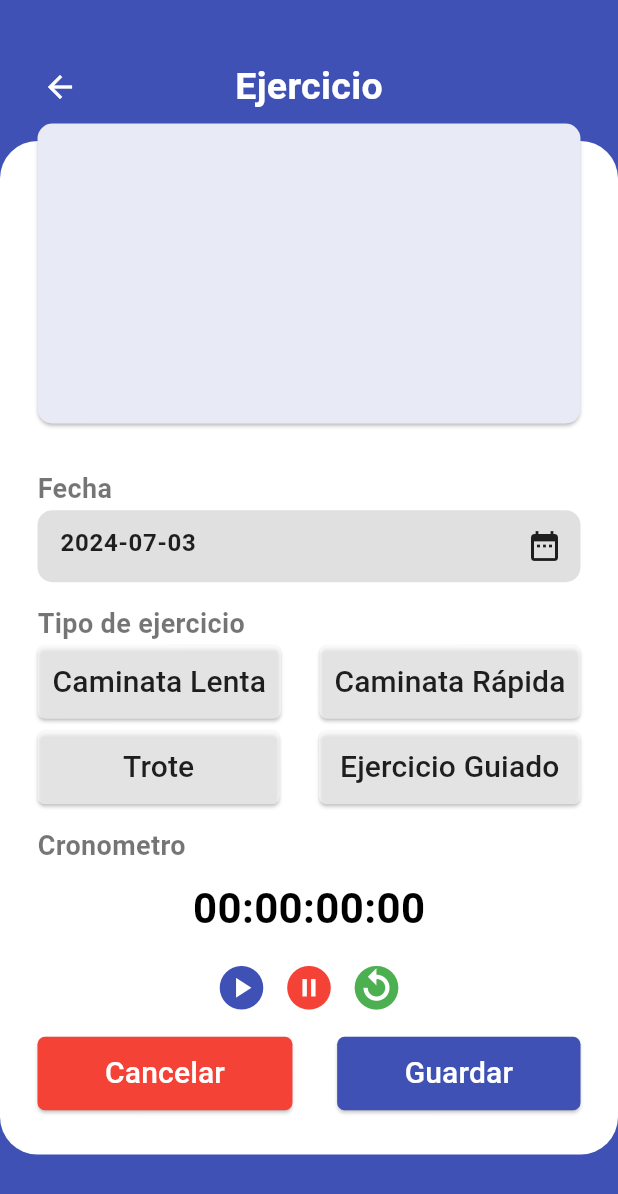
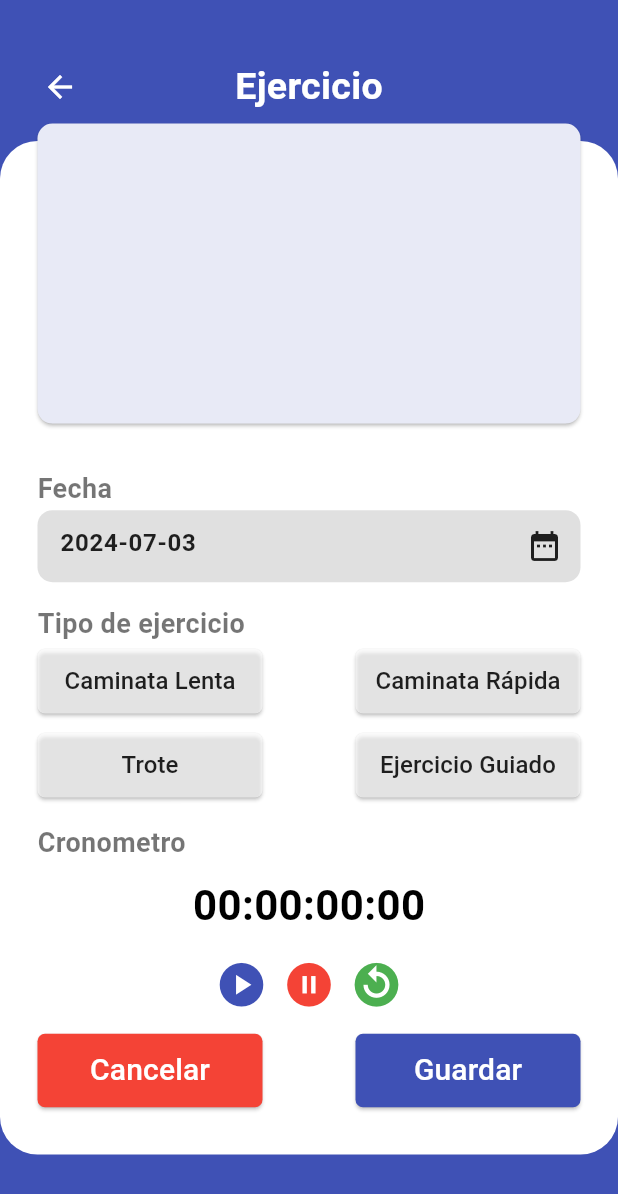
Before and after one commit to Juan-Jose21/app-movil-vida-saludable, a Flutter app: the RegisterExercisePage screen opened directly, on a phone screen of 412 x 824 dp. Shown: the top 1194 px of the screen. Run offline on Flutter 3.47's test engine with Material 3 defaults, Android fonts, the phone set to English and light mode, and no system bars; our stand-ins replace fl_chart, flutter_local_notifications, get, get_storage, permission_handler, shared_preferences and 1 more; accounts and stored records are empty.

Commit message:
arreglos de disenio de todos los requeridos

```diff
--- a/lib/src/pages/register_habits/register_dream_page.dart
+++ b/lib/src/pages/register_habits/register_dream_page.dart
@@ -410,10 +410,11 @@ class RegisterDreamPage extends StatelessWidget {
       },
       style: ElevatedButton.styleFrom(
         backgroundColor: Colors.indigo,
-        padding: EdgeInsets.symmetric(vertical: 10, horizontal: 45),
+        padding: EdgeInsets.symmetric(vertical: 10),
         shape: RoundedRectangleBorder(
           borderRadius: BorderRadius.circular(5.0),
         ),
+        minimumSize: Size(150, 0),
       ),
       child: Text(
         'Guardar',
@@ -432,10 +433,11 @@ class RegisterDreamPage extends StatelessWidget {
       },
       style: ElevatedButton.styleFrom(
         backgroundColor: Colors.red,
-        padding: EdgeInsets.symmetric(vertical: 10, horizontal: 45),
+        padding: EdgeInsets.symmetric(vertical: 10),
         shape: RoundedRectangleBorder(
           borderRadius: BorderRadius.circular(5.0),
         ),
+        minimumSize: Size(150, 0),
       ),
       child: Text(
         'Cancelar',
--- a/lib/src/pages/register_habits/register_exercise_page.dart
+++ b/lib/src/pages/register_habits/register_exercise_page.dart
@@ -251,16 +251,17 @@ class RegisterExercisePage extends StatelessWidget {
         },
         style: ElevatedButton.styleFrom(
           backgroundColor: controller.buttonColorDesayuno,
-          padding: EdgeInsets.symmetric(vertical: 10, horizontal: 10),
+          padding: EdgeInsets.symmetric(vertical: 10),
           shape: RoundedRectangleBorder(
             borderRadius: BorderRadius.circular(5.0),
           ),
+          minimumSize: Size(150, 0),
         ),
 
         child: Text(
           'Caminata Lenta',
           style: TextStyle(
-            fontSize: 20,
+            fontSize: 16,
             color: controller.textColorDesayuno,
           ),
         ),
@@ -275,15 +276,16 @@ class RegisterExercisePage extends StatelessWidget {
       },
       style: ElevatedButton.styleFrom(
         backgroundColor: controller.buttonColorAlmuerzo,
-        padding: EdgeInsets.symmetric(vertical: 10, horizontal: 10),
+        padding: EdgeInsets.symmetric(vertical: 10),
         shape: RoundedRectangleBorder(
           borderRadius: BorderRadius.circular(5.0),
         ),
+        minimumSize: Size(150, 0),
       ),
       child: Text(
         'Caminata Rápida',
         style: TextStyle(
-          fontSize: 20,
+          fontSize: 16,
           color: controller.textColorAlmuerzo,
         ),
       ),
@@ -298,15 +300,16 @@ class RegisterExercisePage extends StatelessWidget {
       },
       style: ElevatedButton.styleFrom(
         backgroundColor: controller.buttonColorCena,
-        padding: EdgeInsets.symmetric(vertical: 10, horizontal: 57),
+        padding: EdgeInsets.symmetric(vertical: 10),
         shape: RoundedRectangleBorder(
           borderRadius: BorderRadius.circular(5.0),
         ),
+        minimumSize: Size(150, 0),
       ),
       child: Text(
         'Trote',
         style: TextStyle(
-          fontSize: 20,
+          fontSize: 16,
           color: controller.textColorCena,
         ),
       ),
@@ -321,15 +324,16 @@ class RegisterExercisePage extends StatelessWidget {
       },
       style: ElevatedButton.styleFrom(
         backgroundColor: controller.buttonColorOtro,
-        padding: EdgeInsets.symmetric(vertical: 10, horizontal: 14),
+        padding: EdgeInsets.symmetric(vertical: 10),
         shape: RoundedRectangleBorder(
           borderRadius: BorderRadius.circular(5.0),
         ),
+        minimumSize: Size(150, 0),
       ),
       child: Text(
         'Ejercicio Guiado',
         style: TextStyle(
-          fontSize: 20,
+          fontSize: 16,
           color: controller.textColorOtro,
         ),
       ),
@@ -458,10 +462,11 @@ class RegisterExercisePage extends StatelessWidget {
       },
       style: ElevatedButton.styleFrom(
         backgroundColor: Colors.indigo,
-        padding: EdgeInsets.symmetric(vertical: 10, horizontal: 45),
+        padding: EdgeInsets.symmetric(vertical: 10),
         shape: RoundedRectangleBorder(
           borderRadius: BorderRadius.circular(5.0),
         ),
+        minimumSize: Size(150, 0),
       ),
       child: Text(
         'Guardar',
@@ -480,10 +485,11 @@ class RegisterExercisePage extends StatelessWidget {
       },
       style: ElevatedButton.styleFrom(
         backgroundColor: Colors.red,
-        padding: EdgeInsets.symmetric(vertical: 10, horizontal: 45),
+        padding: EdgeInsets.symmetric(vertical: 10),
         shape: RoundedRectangleBorder(
           borderRadius: BorderRadius.circular(5.0),
         ),
+        minimumSize: Size(150, 0),
       ),
       child: Text(
         'Cancelar',
--- a/lib/src/pages/register_habits/register_hope_page.dart
+++ b/lib/src/pages/register_habits/register_hope_page.dart
@@ -113,7 +113,7 @@ class RegisterHopePage extends StatelessWidget {
                   children: [
                     Expanded(
                       child: Container(
-                        constraints: BoxConstraints(maxWidth: 250), // Limitar el ancho del texto
+                        constraints: BoxConstraints(maxWidth: 220), // Limitar el ancho del texto
                         child: Padding(
                           padding: EdgeInsets.fromLTRB(0, 15, 10, 0),
                           child: Text(
@@ -121,7 +121,7 @@ class RegisterHopePage extends StatelessWidget {
                             style: TextStyle(
                               color: Colors.black,
                               fontWeight: FontWeight.w500,
-                              fontSize: 14,
+                              fontSize: 13,
                             ),
                             softWrap: true,
                           ),
```
Also changed, not shown: lib/src/pages/informations/informations_pages.dart (+8 -4 lines), lib/src/pages/register_habits/register_air_page.dart (+7 -5 lines), lib/src/pages/register_habits/register_feeding.dart (+19 -49 lines), lib/src/pages/register_habits/register_sun_page.dart (+7 -5 lines), lib/src/pages/settins/settings_page.dart (+6 -4 lines), lib/src/pages/statistics/statistics_page.dart (+15 -11 lines).
